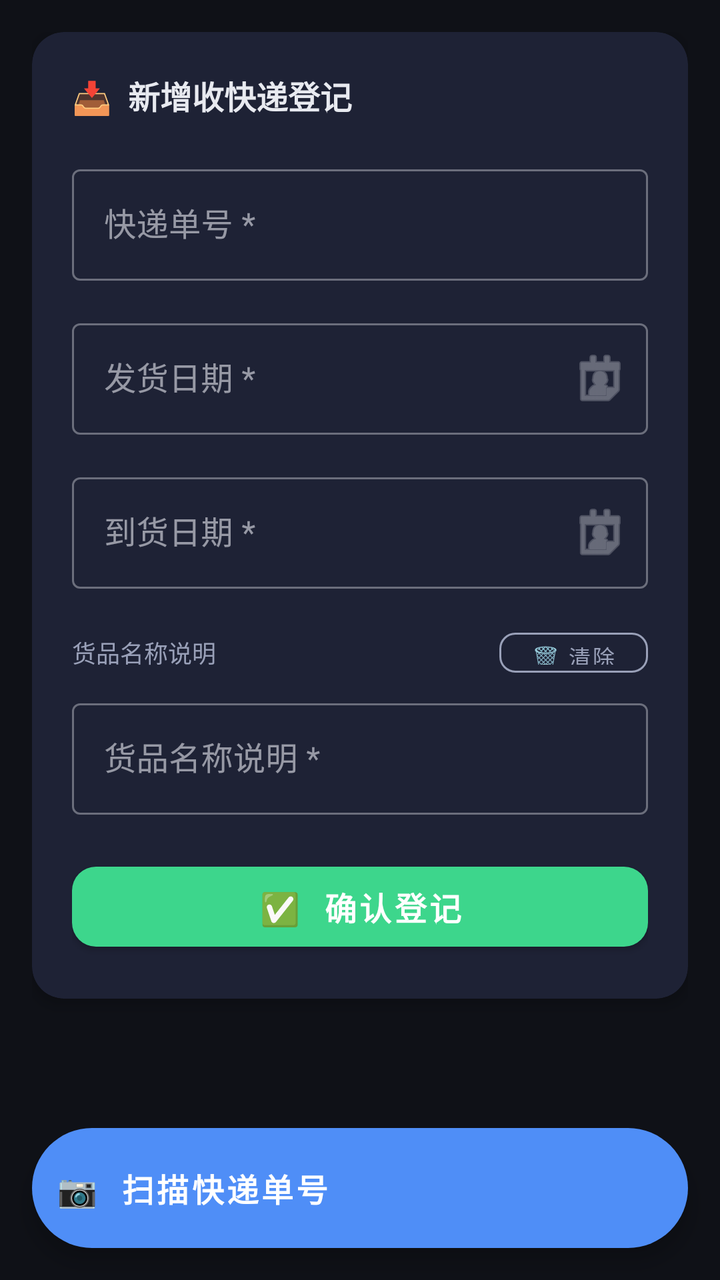
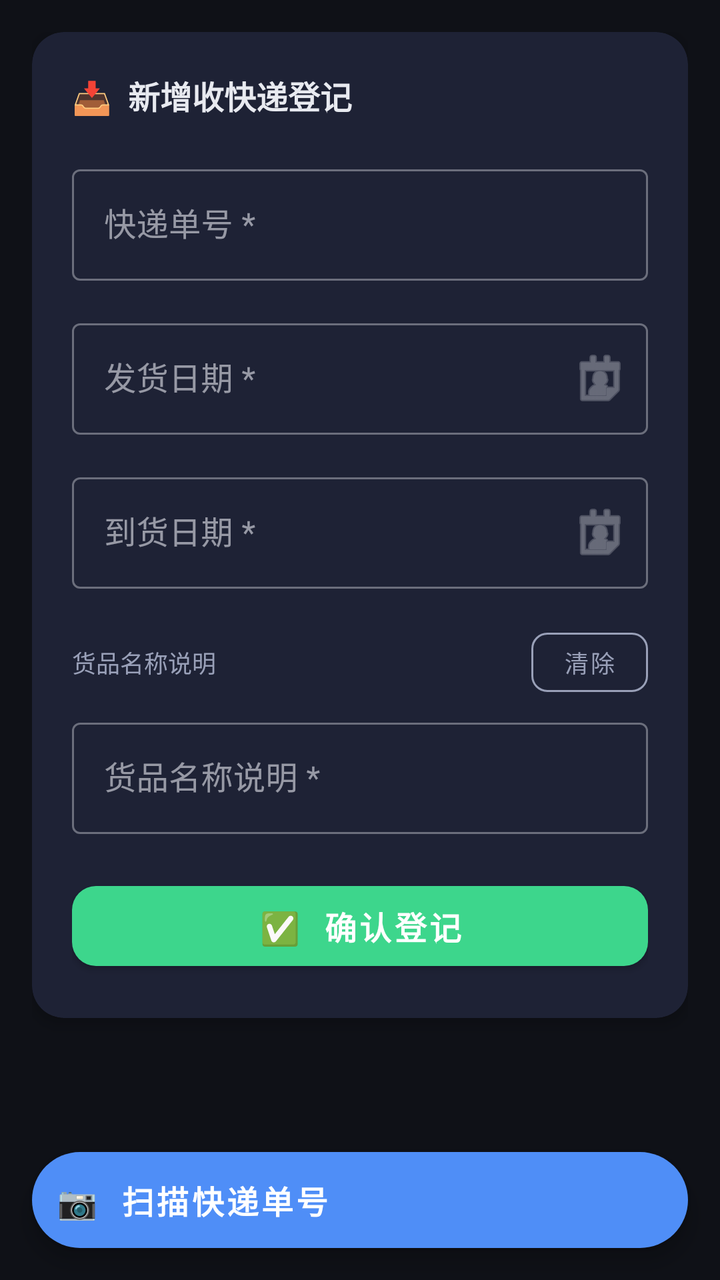

Compare the two renders of this Android layout. The source of the first and the diff that turns it into the second are given below.
<!-- AndroidManifest.xml: application theme Theme.ExpressIn -->
<!-- res/layout/fragment_register.xml -->
<?xml version="1.0" encoding="utf-8"?>
<androidx.coordinatorlayout.widget.CoordinatorLayout
    xmlns:android="http://schemas.android.com/apk/res/android"
    xmlns:app="http://schemas.android.com/apk/res-auto"
    android:layout_width="match_parent"
    android:layout_height="match_parent"
    android:background="@color/bg_dark">

    
    <ScrollView
        android:layout_width="match_parent"
        android:layout_height="match_parent"
        android:fillViewport="true"
        android:paddingBottom="96dp"
        android:clipToPadding="false">

        <LinearLayout
            android:layout_width="match_parent"
            android:layout_height="wrap_content"
            android:orientation="vertical"
            android:padding="16dp">

            <androidx.cardview.widget.CardView
                android:layout_width="match_parent"
                android:layout_height="wrap_content"
                app:cardBackgroundColor="@color/card_bg"
                app:cardCornerRadius="16dp"
                app:cardElevation="4dp">

                <LinearLayout
                    android:layout_width="match_parent"
                    android:layout_height="wrap_content"
                    android:orientation="vertical"
                    android:padding="20dp">

                    <TextView
                        android:layout_width="wrap_content"
                        android:layout_height="wrap_content"
                        android:text="📥  新增收快递登记"
                        android:textColor="@color/text_primary"
                        android:textSize="16sp"
                        android:textStyle="bold"
                        android:layout_marginBottom="20dp"/>

                    
                    <com.google.android.material.textfield.TextInputLayout
                        android:id="@+id/tilTracking"
                        style="@style/Widget.MaterialComponents.TextInputLayout.OutlinedBox"
                        android:layout_width="match_parent"
                        android:layout_height="wrap_content"
                        android:hint="快递单号 *"
                        android:layout_marginBottom="16dp">

                        <com.google.android.material.textfield.TextInputEditText
                            android:id="@+id/etTracking"
                            android:layout_width="match_parent"
                            android:layout_height="wrap_content"
                            android:textColor="@color/text_primary"
                            android:inputType="text"
                            android:imeOptions="actionNext"/>
                    </com.google.android.material.textfield.TextInputLayout>

                    
                    <com.google.android.material.textfield.TextInputLayout
                        android:id="@+id/tilShipDate"
                        style="@style/Widget.MaterialComponents.TextInputLayout.OutlinedBox"
                        android:layout_width="match_parent"
                        android:layout_height="wrap_content"
                        android:hint="发货日期 *"
                        app:endIconMode="custom"
                        app:endIconDrawable="@android:drawable/ic_menu_my_calendar"
                        android:layout_marginBottom="16dp">

                        <com.google.android.material.textfield.TextInputEditText
                            android:id="@+id/etShipDate"
                            android:layout_width="match_parent"
                            android:layout_height="wrap_content"
                            android:textColor="@color/text_primary"
                            android:inputType="none"
                            android:focusable="false"
                            android:clickable="true"/>
                    </com.google.android.material.textfield.TextInputLayout>

                    
                    <com.google.android.material.textfield.TextInputLayout
                        android:id="@+id/tilArriveDate"
                        style="@style/Widget.MaterialComponents.TextInputLayout.OutlinedBox"
                        android:layout_width="match_parent"
                        android:layout_height="wrap_content"
                        android:hint="到货日期 *"
                        app:endIconMode="custom"
                        app:endIconDrawable="@android:drawable/ic_menu_my_calendar"
                        android:layout_marginBottom="16dp">

                        <com.google.android.material.textfield.TextInputEditText
                            android:id="@+id/etArriveDate"
                            android:layout_width="match_parent"
                            android:layout_height="wrap_content"
                            android:textColor="@color/text_primary"
                            android:inputType="none"
                            android:focusable="false"
                            android:clickable="true"/>
                    </com.google.android.material.textfield.TextInputLayout>

                    
                    <LinearLayout
                        android:layout_width="match_parent"
                        android:layout_height="wrap_content"
                        android:orientation="horizontal"
                        android:gravity="center_vertical"
                        android:layout_marginBottom="4dp">

                        <TextView
                            android:layout_width="0dp"
                            android:layout_height="wrap_content"
                            android:layout_weight="1"
                            android:text="货品名称说明"
                            android:textColor="@color/text_secondary"
                            android:textSize="12sp"/>

                        <com.google.android.material.button.MaterialButton
                            android:id="@+id/btnClearGoods"
                            style="@style/Widget.MaterialComponents.Button.OutlinedButton"
                            android:layout_width="wrap_content"
                            android:layout_height="32dp"
                            android:text="🗑 清除"
                            android:textSize="11sp"
                            android:paddingStart="10dp"
                            android:paddingEnd="10dp"
                            android:minWidth="0dp"
                            app:strokeColor="@color/text_secondary"
                            android:textColor="@color/text_secondary"
                            app:cornerRadius="8dp"/>
                    </LinearLayout>

                    
                    <com.google.android.material.textfield.TextInputLayout
                        android:id="@+id/tilGoodsDesc"
                        style="@style/Widget.MaterialComponents.TextInputLayout.OutlinedBox"
                        android:layout_width="match_parent"
                        android:layout_height="wrap_content"
                        android:hint="货品名称说明 *"
                        android:layout_marginBottom="20dp">

                        <com.google.android.material.textfield.TextInputEditText
                            android:id="@+id/etGoodsDesc"
                            android:layout_width="match_parent"
                            android:layout_height="wrap_content"
                            android:textColor="@color/text_primary"
                            android:inputType="text"
                            android:imeOptions="actionDone"/>
                    </com.google.android.material.textfield.TextInputLayout>

                    
                    <ProgressBar
                        android:id="@+id/progressSubmit"
                        android:layout_width="wrap_content"
                        android:layout_height="wrap_content"
                        android:layout_gravity="center"
                        android:visibility="gone"
                        android:layout_marginBottom="8dp"/>

                    <com.google.android.material.button.MaterialButton
                        android:id="@+id/btnSubmit"
                        android:layout_width="match_parent"
                        android:layout_height="52dp"
                        android:text="✅  确认登记"
                        android:textSize="16sp"
                        android:textStyle="bold"
                        app:backgroundTint="@color/accent_green"
                        app:cornerRadius="12dp"/>

                </LinearLayout>
            </androidx.cardview.widget.CardView>
        </LinearLayout>
    </ScrollView>

    
    <com.google.android.material.floatingactionbutton.ExtendedFloatingActionButton
        android:id="@+id/btnScan"
        android:layout_width="match_parent"
        android:layout_height="60dp"
        android:layout_gravity="bottom|center_horizontal"
        android:layout_margin="16dp"
        android:text="📷  扫描快递单号"
        android:textSize="16sp"
        android:textStyle="bold"
        app:backgroundTint="@color/accent_blue"
        app:iconTint="@color/white"
        app:cornerRadius="16dp"/>

</androidx.coordinatorlayout.widget.CoordinatorLayout>
<!-- resources referenced by this layout -->
<resources>
  <color name="accent_blue">#4f8ef7</color>
  <color name="accent_green">#3dd68c</color>
  <color name="bg_dark">#0f1117</color>
  <color name="card_bg">#1e2235</color>
  <color name="text_primary">#e8eaf0</color>
  <color name="text_secondary">#99a0b8</color>
  <color name="white">#FFFFFF</color>
  <style name="Theme.ExpressIn" parent="Theme.MaterialComponents.DayNight.NoActionBar">
          <item name="colorPrimary">@color/accent_blue</item>
          <item name="colorPrimaryVariant">@color/bg2</item>
          <item name="colorOnPrimary">@color/white</item>
          <item name="colorSecondary">@color/accent_green</item>
          <item name="colorOnSecondary">@color/white</item>
          <item name="android:colorBackground">@color/bg_dark</item>
          <item name="colorSurface">@color/card_bg</item>
          <item name="colorOnSurface">@color/text_primary</item>
          <item name="android:windowBackground">@color/bg_dark</item>
          
          <item name="android:statusBarColor">@color/card_bg</item>
          <item name="android:windowLightStatusBar">false</item>
          
          <item name="android:navigationBarColor">@color/bg_dark</item>
          
          <item name="boxStrokeColor">@color/accent_blue</item>
          <item name="hintTextColor">@color/text_secondary</item>
          <item name="android:textColorHint">@color/text_secondary</item>
      </style>
  <color name="bg2">#1a1d27</color>
</resources>

<!-- the commit's change to res/layout/fragment_register.xml (unified diff, before → after) -->
@@ -1,17 +1,19 @@
 <?xml version="1.0" encoding="utf-8"?>
-<androidx.coordinatorlayout.widget.CoordinatorLayout
+<LinearLayout
     xmlns:android="http://schemas.android.com/apk/res/android"
     xmlns:app="http://schemas.android.com/apk/res-auto"
     android:layout_width="match_parent"
     android:layout_height="match_parent"
+    android:orientation="vertical"
     android:background="@color/bg_dark">
 
     
     <ScrollView
         android:layout_width="match_parent"
-        android:layout_height="match_parent"
+        android:layout_height="0dp"
+        android:layout_weight="1"
         android:fillViewport="true"
-        android:paddingBottom="96dp"
+        android:paddingBottom="16dp"
         android:clipToPadding="false">
 
         <LinearLayout
@@ -122,10 +124,13 @@
                             android:id="@+id/btnClearGoods"
                             style="@style/Widget.MaterialComponents.Button.OutlinedButton"
                             android:layout_width="wrap_content"
-                            android:layout_height="32dp"
-                            android:text="🗑 清除"
-                            android:textSize="11sp"
+                            android:layout_height="wrap_content"
+                            android:minHeight="36dp"
+                            android:text="清除"
+                            android:textSize="12sp"
                             android:paddingStart="10dp"
+                            android:paddingTop="6dp"
+                            android:paddingBottom="6dp"
                             android:paddingEnd="10dp"
                             android:minWidth="0dp"
                             app:strokeColor="@color/text_secondary"
@@ -179,8 +184,7 @@
     <com.google.android.material.floatingactionbutton.ExtendedFloatingActionButton
         android:id="@+id/btnScan"
         android:layout_width="match_parent"
-        android:layout_height="60dp"
-        android:layout_gravity="bottom|center_horizontal"
+        android:layout_height="wrap_content"
         android:layout_margin="16dp"
         android:text="📷  扫描快递单号"
         android:textSize="16sp"
@@ -189,4 +193,4 @@
         app:iconTint="@color/white"
         app:cornerRadius="16dp"/>
 
-</androidx.coordinatorlayout.widget.CoordinatorLayout>
+</LinearLayout>
